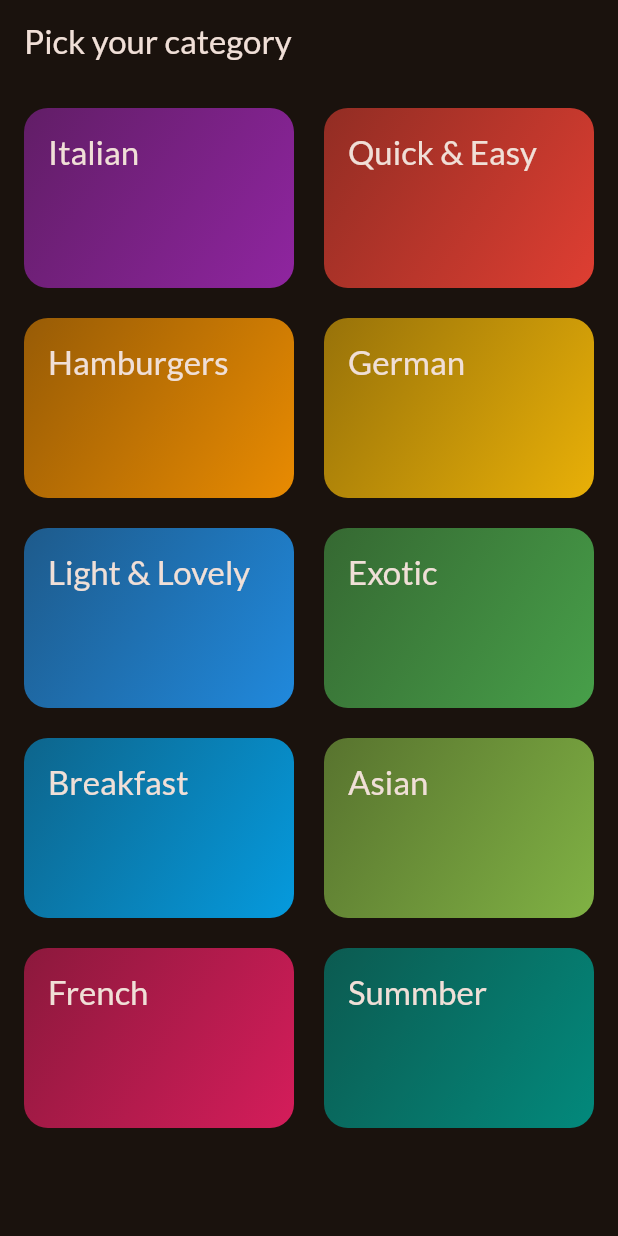
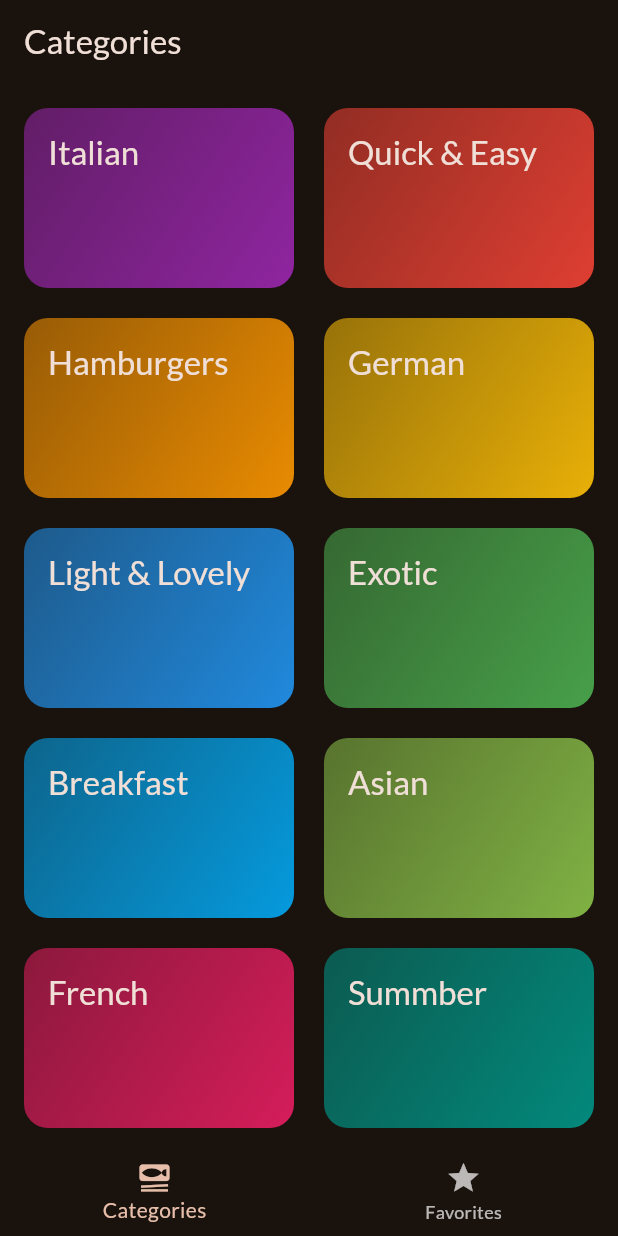
Before and after one commit to michaeltamsil/flutter_meal_app, a Flutter app: the screen it shows after launch, on a phone screen of 412 x 824 dp. Run offline on Flutter 3.47's test engine with Material 2 defaults, Android fonts, the phone set to English and light mode, and no system bars; our stand-ins replace google_fonts, transparent_image.

Commit message:
165. Adding Tab-based Navigation

```diff
--- a/lib/main.dart
+++ b/lib/main.dart
@@ -1,5 +1,6 @@
 import 'package:flutter/material.dart';
-import 'package:flutter_meal_app/screens/categories.dart';
+// import 'package:flutter_meal_app/screens/categories.dart';
+import 'package:flutter_meal_app/screens/tabs.dart';
 import 'package:google_fonts/google_fonts.dart';
 
 final theme = ThemeData(
@@ -19,7 +20,9 @@ class App extends StatelessWidget {
   @override
   Widget build(BuildContext context) {
     return MaterialApp(
-      theme: theme, home: const CategoriesScreen(),
+      theme: theme,
+      // home: const CategoriesScreen(),
+      home: const TabsScreen(),
       // home: const MealsScreen(
       //   meals: dummyMeals,
       //   title: 'Some Category...',
--- a/lib/screens/categories.dart
+++ b/lib/screens/categories.dart
@@ -25,11 +25,7 @@ class CategoriesScreen extends StatelessWidget {
 
   @override
   Widget build(BuildContext context) {
-    return Scaffold(
-      appBar: AppBar(
-        title: const Text('Pick your category'),
-      ),
-      body: GridView(
+    return GridView(
       gridDelegate: const SliverGridDelegateWithFixedCrossAxisCount(
         childAspectRatio: 3 / 2,
         crossAxisCount: 2,
@@ -46,7 +42,6 @@ class CategoriesScreen extends StatelessWidget {
                 _selectCategory(context, category);
               }),
       ],
-      ),
     );
   }
 }
--- /dev/null
+++ b/lib/screens/tabs.dart
@@ -0,0 +1,53 @@
+import 'package:flutter/material.dart';
+import 'package:flutter_meal_app/screens/categories.dart';
+import 'package:flutter_meal_app/screens/meals.dart';
+
+class TabsScreen extends StatefulWidget {
+  const TabsScreen({super.key});
+
+  @override
+  State<StatefulWidget> createState() {
+    return _TabsScreenState();
+  }
+}
+
+class _TabsScreenState extends State<TabsScreen> {
+  int _selectedPageIndex = 0;
+
+  void _selectPage(int index) {
+    setState(() {
+      _selectedPageIndex = index;
+    });
+  }
+
+  @override
+  Widget build(BuildContext context) {
+    Widget activePage = const CategoriesScreen();
+    var activePageTitle = 'Categories';
+
+    if (_selectedPageIndex == 1) {
+      activePage = MealsScreen(
+        meals: [],
+      );
+      activePageTitle = 'Your Favorites';
+    }
+
+    return Scaffold(
+      appBar: AppBar(
+        title: Text(activePageTitle),
+      ),
+      body: activePage,
+      bottomNavigationBar: BottomNavigationBar(
+        items: const [
+          BottomNavigationBarItem(
+            icon: Icon(Icons.set_meal),
+            label: 'Categories',
+          ),
+          BottomNavigationBarItem(icon: Icon(Icons.star), label: 'Favorites'),
+        ],
+        currentIndex: _selectedPageIndex,
+        onTap: _selectPage,
+      ),
+    );
+  }
+}
```
Also changed, not shown: lib/screens/meals.dart (+9 -4 lines). Lines whose indentation alone changed are shown as unchanged.
